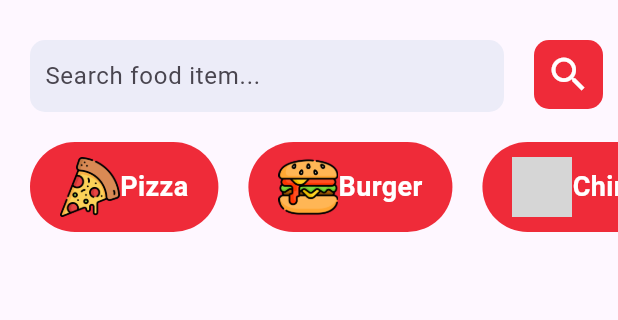
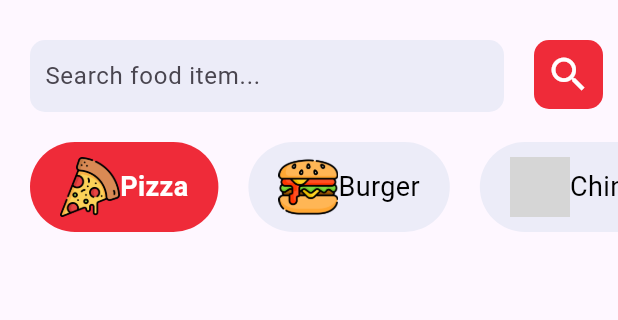
Before and after one commit to hans254/FoodApp-and-E-commerce, a Flutter app: the screen it shows after launch, on a phone screen of 412 x 824 dp, the part 164-484 px from its top. Run offline on Flutter 3.47's test engine with Material 3 defaults, Android fonts, the phone set to English and light mode, and no system bars; grey boxes are pictures that could not be loaded.

Commit message:
category field

```diff
--- a/lib/pages/home.dart
+++ b/lib/pages/home.dart
@@ -12,6 +12,7 @@ class Home extends StatefulWidget {
 
 class _HomeState extends State<Home> {
   List<CategoryModel> categories = [];
+  String track = "0";
 
   // get index => null;
 
@@ -93,17 +94,19 @@ class _HomeState extends State<Home> {
                 )
               ],
             ),
-            SizedBox(height: 20.0,),
+            SizedBox(
+              height: 20.0,
+            ),
             Container(
               height: 60,
               child: ListView.builder(
                 shrinkWrap: true,
                 scrollDirection: Axis.horizontal,
                 itemCount: categories.length,
-                itemBuilder: (context, index){
+                itemBuilder: (context, index) {
                   return CategoryTile(
-                    image: categories[index].image!,
-                    name: categories[index].name!,);
+                    categories[index].name!, categories[index].image!, index.toString()
+                  );
                 },
               ),
             )
@@ -112,20 +115,17 @@ class _HomeState extends State<Home> {
       ),
     );
   }
-}
 
-class CategoryTile extends StatefulWidget {
-  String name, image;
-  CategoryTile({required this.name, required this.image});
 
-  @override
-  State<CategoryTile> createState() => _CategoryTileState();
-}
+  Widget CategoryTile(String name, String image, String categoryindex){
+    return GestureDetector(
+      onTap: () {
+        track = categoryindex.toString();
+        setState(() {
 
-class _CategoryTileState extends State<CategoryTile> {
-  @override
-  Widget build(BuildContext context) {
-    return Container(
+        });
+      },
+      child: track == categoryindex? Container(
         padding: EdgeInsets.only(left: 20.0, right: 20.0),
         margin: EdgeInsets.only(right: 20.0),
         decoration: BoxDecoration(
@@ -134,10 +134,42 @@ class _CategoryTileState extends State<CategoryTile> {
         ),
         child: Row(
           children: [
-          Image.asset(widget.image, height: 40, width: 40, fit: BoxFit.cover,),
-          SizedBox(height: 10.0,),
-          Text(widget.name, style: AppWidget.whiteTextFieldStyle(),)
+            Image.asset(
+              image,
+              height: 40,
+              width: 40,
+              fit: BoxFit.cover,
+            ),
+            SizedBox(
+              height: 10.0,
+            ),
+            Text(
+              name,
+              style: AppWidget.whiteTextFieldStyle(),
+            )
           ],
+        ),
+      ): Container(
+        padding: EdgeInsets.only(left: 20.0, right: 20.0),
+        margin: EdgeInsets.only(right: 20.0),
+        decoration: BoxDecoration(color: Color(0xFFececf8), borderRadius: BorderRadius.circular(30)),
+        child: Row(
+          children: [
+            Image.asset(
+              image,
+              height: 40,
+              width: 40,
+              fit: BoxFit.cover,
+            ),
+            SizedBox(
+              height: 10.0,
+            ),
+            Text(
+              name,
+              style: AppWidget.SimpleLineTextFieldStyle(),
+            )
+          ],
+        ),
       ),
     );
   }
```
Lines whose indentation alone changed are shown as unchanged.
